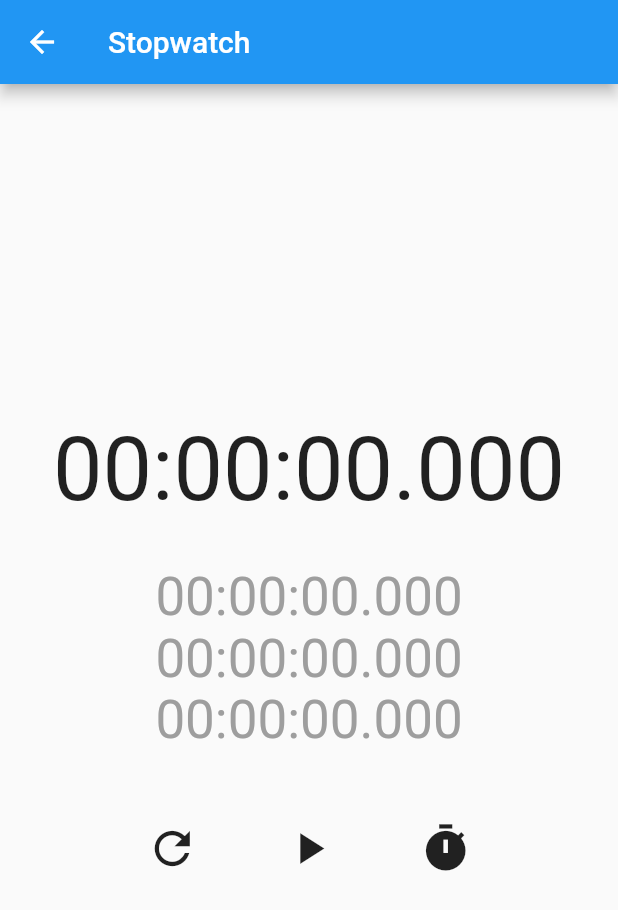
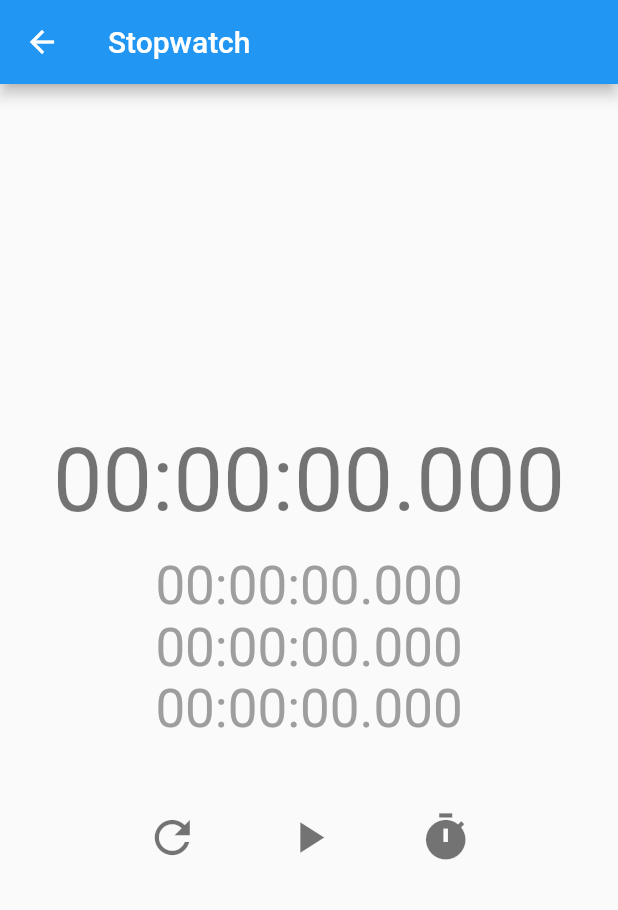
Before and after one commit to JSP-Iwahashi/flutter_samples, a Flutter app: the screen it shows after launch, after a tap on "Stopwatch", on a phone screen of 412 x 824 dp. Shown: the top 910 px of the screen. Run offline on Flutter 3.47's test engine with Material 2 defaults, Android fonts, the phone set to English and light mode, and no system bars; missing offline and left inert: expressions.

Commit message:
電卓アプリ追加

```diff
--- a/lib/routes.dart
+++ b/lib/routes.dart
@@ -1,11 +1,12 @@
-import 'package:flutter_samples/view/license/my_license_page.dart';
+import 'package:flutter_samples/view/calculator/calculator_page.dart';
 import 'package:flutter_samples/view/stopwatch/stopwatch_page.dart';
 import 'package:flutter_samples/view/top_page.dart';
 
 enum AppRoute {
   top,
   stopwatch,
-  license,
+  calculator,
+  // license,
 }
 
 extension AppRouteExt on AppRoute {
@@ -15,8 +16,10 @@ extension AppRouteExt on AppRoute {
         return '/';
       case AppRoute.stopwatch:
         return '/stopwatch';
-      case AppRoute.license:
-        return '/license';
+      case AppRoute.calculator:
+        return '/calculator';
+      // case AppRoute.license:
+      //   return '/license';
     }
   }
 }
@@ -24,5 +27,6 @@ extension AppRouteExt on AppRoute {
 final appRoutes = {
   AppRoute.top.routeName: (context) => const TopPage(),
   AppRoute.stopwatch.routeName: (context) => const StopwatchPage(),
-  AppRoute.license.routeName: (context) => const MyLicensePage(),
+  AppRoute.calculator.routeName: (context) => const CalculatorPage(),
+  // AppRoute.license.routeName: (context) => const MyLicensePage(),
 };
--- a/lib/view/stopwatch/stopwatch_page.dart
+++ b/lib/view/stopwatch/stopwatch_page.dart
@@ -1,7 +1,6 @@
 import 'dart:async';
 
 import 'package:flutter/material.dart';
-import 'package:flutter_samples/utils.dart';
 import 'package:intl/intl.dart';
 
 class StopwatchPage extends StatefulWidget {
@@ -99,11 +98,9 @@ class StopwatchPageState extends State<StopwatchPage> {
               children: [
                 Text(
                   _time,
-                  style: const TextStyle(
-                    fontSize: 40,
-                  ),
+                  style: const TextStyle(fontSize: 40, color: Colors.black54),
                 ),
-                const SizedBox(height: 20),
+                const SizedBox(height: 10),
                 DefaultTextStyle.merge(
                   style: const TextStyle(
                     fontSize: 24,
@@ -122,18 +119,12 @@ class StopwatchPageState extends State<StopwatchPage> {
                     mainAxisSize: MainAxisSize.max,
                     mainAxisAlignment: MainAxisAlignment.spaceEvenly,
                     children: [
-                      IconButton(
-                        onPressed: _refresh,
-                        icon: const Icon(Icons.refresh),
+                      iconButton(_refresh, Icons.refresh),
+                      iconButton(
+                        _toggleRun,
+                        _running ? Icons.stop : Icons.play_arrow,
                       ),
-                      IconButton(
-                        onPressed: _toggleRun,
-                        icon: Icon(_running ? Icons.stop : Icons.play_arrow),
-                      ),
-                      IconButton(
-                        onPressed: _recordLap,
-                        icon: const Icon(Icons.timer),
-                      ),
+                      iconButton(_recordLap, Icons.timer),
                     ],
                   ),
                 ),
@@ -144,4 +135,15 @@ class StopwatchPageState extends State<StopwatchPage> {
       ),
     );
   }
+
+  IconButton iconButton(void Function()? onPressed, IconData icon) {
+    return IconButton(
+      onPressed: onPressed,
+      icon: Icon(
+        icon,
+        color: Colors.black54,
+      ),
+      splashRadius: 24,
+    );
+  }
 }
--- a/lib/view/top_page.dart
+++ b/lib/view/top_page.dart
@@ -14,23 +14,37 @@ class TopPage extends StatelessWidget {
       ),
       body: Container(
         alignment: Alignment.topCenter,
-        child: Column(
-          children: [
-            TextButton(
-              onPressed: () =>
-                  Navigator.of(context).pushNamed(AppRoute.stopwatch.routeName),
-              child: const Text('Stopwatch'),
-            ),
-            TextButton(
-              onPressed: () =>
-                  Navigator.of(context).pushNamed(AppRoute.license.routeName),
-              child: const Text('MyLicencePage'),
-            ),
-            TextButton(
-              onPressed: () => showLicensePage(context: context),
-              child: const Text('showLicencePage'),
-            ),
-          ],
+        child: SizedBox(
+          width: 400,
+          child: ListView(
+            restorationId: 'top_page_list_view',
+            padding: const EdgeInsets.all(16),
+            children: [
+              ListTile(
+                leading: const Icon(Icons.timer_outlined),
+                title: const Text('Stopwatch'),
+                onTap: () => Navigator.of(context)
+                    .pushNamed(AppRoute.stopwatch.routeName),
+              ),
+              ListTile(
+                leading: const Icon(Icons.calculate_outlined),
+                title: const Text('Calculator'),
+                onTap: () => Navigator.of(context)
+                    .pushNamed(AppRoute.calculator.routeName),
+              ),
+              ListTile(
+                leading: const Icon(Icons.info_outline),
+                title: const Text('Licence'),
+                onTap: () => showLicensePage(context: context),
+              ),
+              // ListTile(
+              //   leading: const Icon(Icons.info_outline),
+              //   title: const Text('Licence'),
+              //   onTap: () => Navigator.of(context)
+              //       .pushNamed(AppRoute.license.routeName),
+              // ),
+            ],
+          ),
         ),
       ),
     );
--- a/pubspec.yaml
+++ b/pubspec.yaml
@@ -14,7 +14,7 @@ dependencies:
 
   cupertino_icons: ^1.0.2
   intl: ^0.17.0
-  rxdart: ^0.27.5
+  expressions: ^0.2.4
 
 dev_dependencies:
   flutter_test:
```
Also changed, not shown: lib/utils.dart (+0 -9 lines), lib/view/calculator/calculator_page.dart (added, +159 -0 lines), pubspec.lock, 1 other file.
